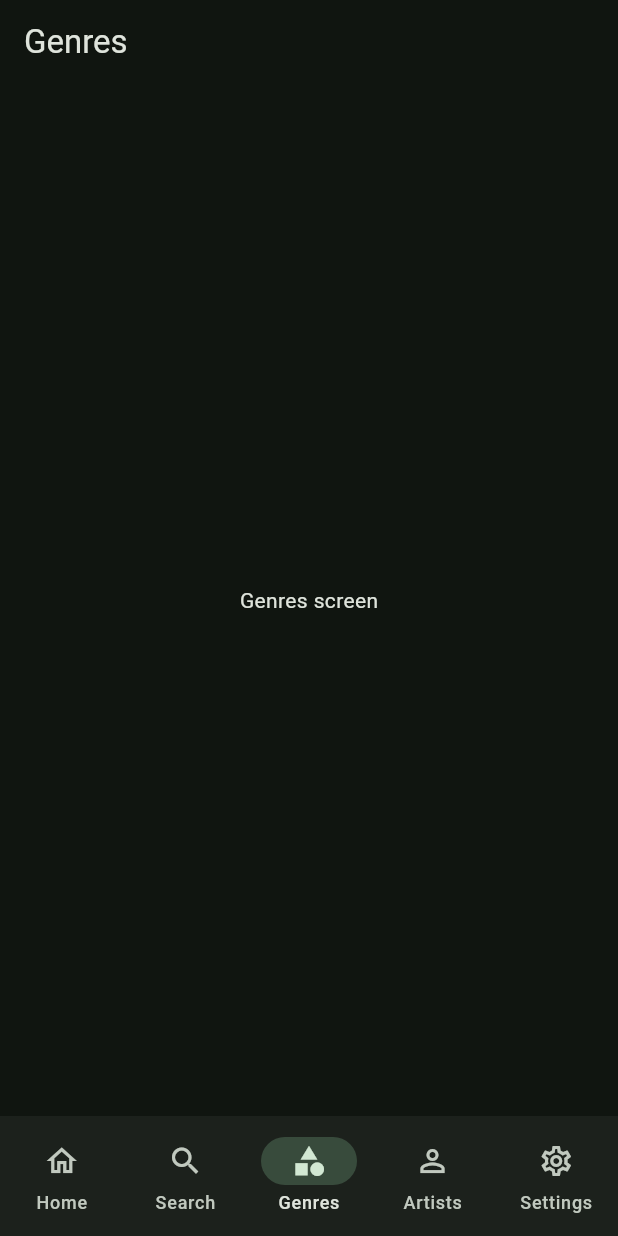
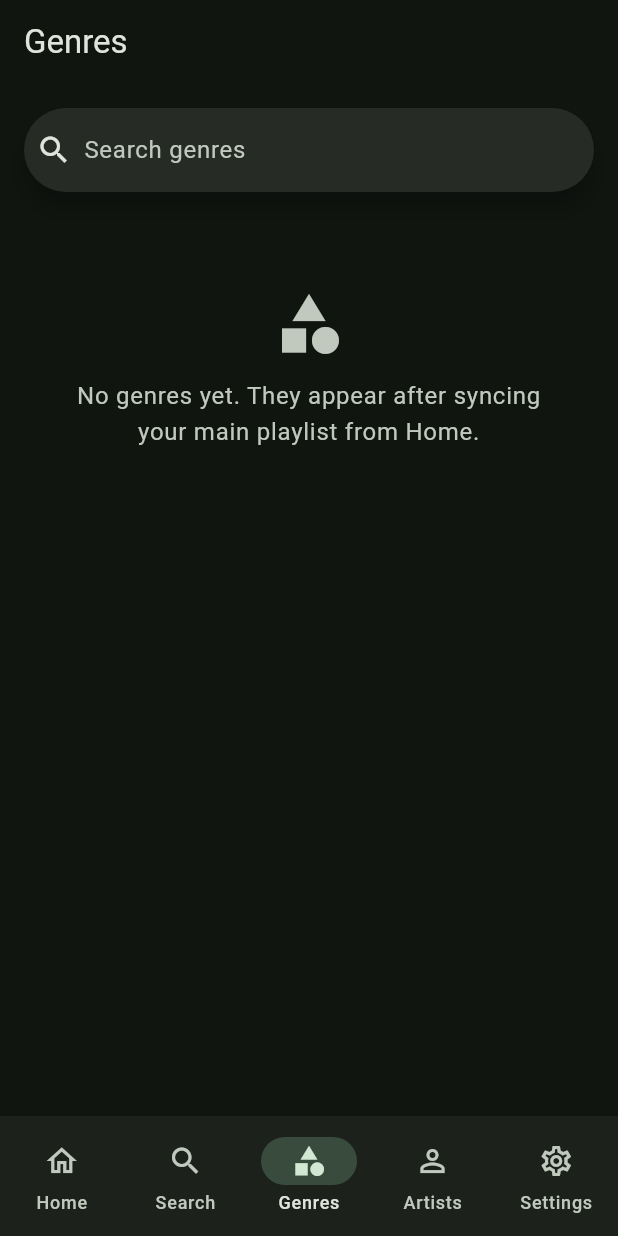
Before and after one commit to Juan-Alexis-Dev/PlayTier, a Flutter app: the BrowseScreen screen opened by its route, on a phone screen of 412 x 824 dp. Run offline on Flutter 3.47's test engine with Material 3 defaults, Android fonts, the phone set to English and light mode, and no system bars; our stand-ins replace app_links, drift, drift_flutter, flutter_secure_storage, go_router, material_ui; missing offline and left inert: spotify_sdk; accounts and stored records are empty; generated files the repository leaves out were written again.

Commit message:
FEAT: pantalla Browse compartida (buscador + grid simétrico)

```diff
--- a/lib/app/router.dart
+++ b/lib/app/router.dart
@@ -6,6 +6,7 @@ import '../data/repositories/auth_repository.dart';
 import '../domain/models/playlist_draft.dart';
 import '../features/home/home_view_model.dart';
 import '../features/browse/browse_screen.dart';
+import '../features/browse/browse_view_model.dart';
 import '../features/home/home_screen.dart';
 import '../features/onboarding/onboarding_screen.dart';
 import '../features/onboarding/onboarding_view_model.dart';
@@ -169,15 +170,23 @@ GoRouter createRouter({
           StatefulShellBranch(routes: [
             GoRoute(
               path: AppRoutes.genres,
-              builder: (context, state) =>
-                  const BrowseScreen(kind: BrowseKind.genres),
+              // Data source comes in the next issue (Genres/Artists tabs).
+              builder: (context, state) => ChangeNotifierProvider(
+                create: (context) =>
+                    BrowseViewModel(Stream.value(const []))..init(),
+                child: const BrowseScreen(kind: BrowseKind.genres),
+              ),
             ),
           ]),
           StatefulShellBranch(routes: [
             GoRoute(
               path: AppRoutes.artists,
-              builder: (context, state) =>
-                  const BrowseScreen(kind: BrowseKind.artists),
+              // Data source comes in the next issue (Genres/Artists tabs).
+              builder: (context, state) => ChangeNotifierProvider(
+                create: (context) =>
+                    BrowseViewModel(Stream.value(const []))..init(),
+                child: const BrowseScreen(kind: BrowseKind.artists),
+              ),
             ),
           ]),
           StatefulShellBranch(routes: [
--- a/lib/features/browse/browse_screen.dart
+++ b/lib/features/browse/browse_screen.dart
@@ -1,24 +1,141 @@
 import 'package:material_ui/material_ui.dart';
+import 'package:provider/provider.dart';
+
+import '../../shared/widgets/card_grid.dart';
+import '../../shared/widgets/cover_mosaic.dart';
+import '../../shared/widgets/empty_state.dart';
+import '../../shared/widgets/playlist_card.dart';
+import 'browse_view_model.dart';
 
 /// Content shown by [BrowseScreen].
 enum BrowseKind { genres, artists }
 
-/// Genres and Artists tabs (same layout). Placeholder until v0.4.
-class BrowseScreen extends StatelessWidget {
-  const BrowseScreen({super.key, required this.kind});
+/// Genres and Artists tabs: search bar on top, then a symmetric grid of
+/// virtual playlist cards (name, track count, cover mosaic).
+///
+/// Needs a [BrowseViewModel] above it (created by the route).
+class BrowseScreen extends StatefulWidget {
+  const BrowseScreen({super.key, required this.kind, this.onOpen});
 
   final BrowseKind kind;
 
+  /// Called when a card is tapped (opens the virtual playlist).
+  final void Function(BrowseItem item)? onOpen;
+
+  @override
+  State<BrowseScreen> createState() => _BrowseScreenState();
+}
+
+class _BrowseScreenState extends State<BrowseScreen> {
+  static const _maxContentWidth = 960.0;
+
+  final _searchController = TextEditingController();
+
+  @override
+  void dispose() {
+    _searchController.dispose();
+    super.dispose();
+  }
+
   @override
   Widget build(BuildContext context) {
-    final title = switch (kind) {
-      BrowseKind.genres => 'Genres',
-      BrowseKind.artists => 'Artists',
+    final vm = context.watch<BrowseViewModel>();
+    final (title, noun, icon) = switch (widget.kind) {
+      BrowseKind.genres => ('Genres', 'genres', Icons.category),
+      BrowseKind.artists => ('Artists', 'artists', Icons.person),
     };
 
     return Scaffold(
       appBar: AppBar(title: Text(title)),
-      body: Center(child: Text('$title screen')),
+      body: Center(
+        child: ConstrainedBox(
+          constraints: const BoxConstraints(maxWidth: _maxContentWidth),
+          child: CustomScrollView(
+            slivers: [
+              SliverPadding(
+                padding: const EdgeInsets.all(16),
+                sliver: SliverToBoxAdapter(
+                  child: SearchBar(
+                    controller: _searchController,
+                    hintText: 'Search $noun',
+                    leading: const Icon(Icons.search),
+                    onChanged: vm.setQuery,
+                    trailing: [
+                      if (vm.query.isNotEmpty)
+                        IconButton(
+                          tooltip: 'Clear',
+                          icon: const Icon(Icons.close),
+                          onPressed: () {
+                            _searchController.clear();
+                            vm.setQuery('');
+                          },
+                        ),
+                    ],
+                  ),
+                ),
+              ),
+              _content(vm, noun, icon),
+              const SliverToBoxAdapter(child: SizedBox(height: 24)),
+            ],
+          ),
+        ),
+      ),
     );
   }
+
+  Widget _content(BrowseViewModel vm, String noun, IconData icon) {
+    final message = _message(vm, noun, icon);
+    if (message != null) {
+      return SliverPadding(
+        padding: const EdgeInsets.all(24),
+        sliver: SliverToBoxAdapter(child: Center(child: message)),
+      );
+    }
+
+    final items = vm.items;
+    final onOpen = widget.onOpen;
+    return SliverPadding(
+      padding: const EdgeInsets.symmetric(horizontal: 16),
+      sliver: CardGrid(
+        itemCount: items.length,
+        itemBuilder: (context, index) {
+          final item = items[index];
+          return PlaylistCard(
+            artwork: CoverMosaic(
+              item.coverUrls,
+              size: double.infinity,
+              borderRadius: 0,
+            ),
+            title: item.name,
+            subtitle:
+                item.trackCount == 1 ? '1 track' : '${item.trackCount} tracks',
+            onTap: onOpen == null ? null : () => onOpen(item),
+          );
+        },
+      ),
+    );
+  }
+
+  /// Loading, error or empty message; null when the grid has items.
+  Widget? _message(BrowseViewModel vm, String noun, IconData icon) {
+    final error = vm.errorMessage;
+    if (vm.loading) return const CircularProgressIndicator();
+    if (error != null) {
+      return EmptyState(icon: Icons.error_outline, message: error);
+    }
+    if (vm.totalCount == 0) {
+      return EmptyState(
+        icon: icon,
+        message: 'No $noun yet. They appear after syncing your main '
+            'playlist from Home.',
+      );
+    }
+    if (vm.items.isEmpty) {
+      return EmptyState(
+        icon: Icons.search_off,
+        message: 'No $noun match "${vm.query.trim()}".',
+      );
+    }
+    return null;
+  }
 }
--- a/lib/features/browse/browse_view_model.dart
+++ b/lib/features/browse/browse_view_model.dart
@@ -1,2 +1,101 @@
-// Browse state.
-// See docs/architecture.md §6.
+import 'dart:async';
+
+import 'package:flutter/foundation.dart';
+
+/// One card of the Browse grid (a genre or an artist virtual playlist).
+///
+/// [id] is the genre name or the artist id; [coverUrls] are the first
+/// track covers, for the mosaic.
+typedef BrowseItem = ({
+  String id,
+  String name,
+  int trackCount,
+  List<String> coverUrls,
+});
+
+/// State of the shared Browse screen (Genres and Artists tabs).
+///
+/// Shows the items of [_source] in the order they come (by track count),
+/// filtered by the search query. The source is a stream, so the grid
+/// updates after every sync or genre enrichment.
+class BrowseViewModel extends ChangeNotifier {
+  BrowseViewModel(this._source);
+
+  final Stream<List<BrowseItem>> _source;
+  StreamSubscription<List<BrowseItem>>? _sub;
+
+  List<BrowseItem> _all = const [];
+  List<BrowseItem> _items = const [];
+  String _query = '';
+  bool _loading = true;
+  String? _errorMessage;
+
+  /// Items matching [query], in source order.
+  List<BrowseItem> get items => _items;
+
+  /// Every item, ignoring the query.
+  int get totalCount => _all.length;
+
+  String get query => _query;
+  bool get loading => _loading;
+  String? get errorMessage => _errorMessage;
+
+  void init() {
+    _sub = _source.listen(
+      (items) {
+        _all = items;
+        _loading = false;
+        _errorMessage = null;
+        _applyQuery();
+      },
+      onError: (Object error) {
+        debugPrint('Browse source failed: $error');
+        _loading = false;
+        _errorMessage = 'Could not load this page.';
+        notifyListeners();
+      },
+    );
+  }
+
+  /// Filters by name, ignoring case and accents ("espanol" finds "español").
+  void setQuery(String query) {
+    if (query == _query) return;
+    _query = query;
+    _applyQuery();
+  }
+
+  void _applyQuery() {
+    final needle = _fold(_query.trim());
+    _items = needle.isEmpty
+        ? _all
+        : [
+            for (final item in _all)
+              if (_fold(item.name).contains(needle)) item,
+          ];
+    notifyListeners();
+  }
+
+  @override
+  void dispose() {
+    _sub?.cancel();
+    super.dispose();
+  }
+}
+
+const _accents = {
+  'á': 'a', 'à': 'a', 'â': 'a', 'ä': 'a', 'ã': 'a', 'å': 'a',
+  'é': 'e', 'è': 'e', 'ê': 'e', 'ë': 'e',
+  'í': 'i', 'ì': 'i', 'î': 'i', 'ï': 'i',
+  'ó': 'o', 'ò': 'o', 'ô': 'o', 'ö': 'o', 'õ': 'o', 'ø': 'o',
+  'ú': 'u', 'ù': 'u', 'û': 'u', 'ü': 'u',
+  'ñ': 'n', 'ç': 'c', 'ý': 'y', 'ÿ': 'y',
+};
+
+/// Lower-case without accents, for search.
+String _fold(String text) {
+  final buffer = StringBuffer();
+  for (final char in text.toLowerCase().split('')) {
+    buffer.write(_accents[char] ?? char);
+  }
+  return buffer.toString();
+}
--- a/lib/shared/widgets/empty_state.dart
+++ b/lib/shared/widgets/empty_state.dart
@@ -1,2 +1,36 @@
-// Empty state message.
-// See docs/architecture.md §6.
+import 'package:material_ui/material_ui.dart';
+
+/// Centered icon and message for empty lists and "no results".
+class EmptyState extends StatelessWidget {
+  const EmptyState({
+    super.key,
+    required this.icon,
+    required this.message,
+  });
+
+  final IconData icon;
+  final String message;
+
+  @override
+  Widget build(BuildContext context) {
+    final theme = Theme.of(context);
+
+    return Padding(
+      padding: const EdgeInsets.all(24),
+      child: Column(
+        mainAxisSize: MainAxisSize.min,
+        children: [
+          Icon(icon, size: 48, color: theme.colorScheme.onSurfaceVariant),
+          const SizedBox(height: 12),
+          Text(
+            message,
+            textAlign: TextAlign.center,
+            style: theme.textTheme.bodyLarge?.copyWith(
+              color: theme.colorScheme.onSurfaceVariant,
+            ),
+          ),
+        ],
+      ),
+    );
+  }
+}
```
Also changed, not shown: lib/features/home/home_screen.dart (+3 -8 lines), lib/shared/widgets/card_grid.dart (+33 -2 lines), lib/shared/widgets/cover_mosaic.dart (+16 -2 lines), lib/shared/widgets/playlist_card.dart (renamed from lib/features/home/widgets/playlist_card.dart), 3 other files.
